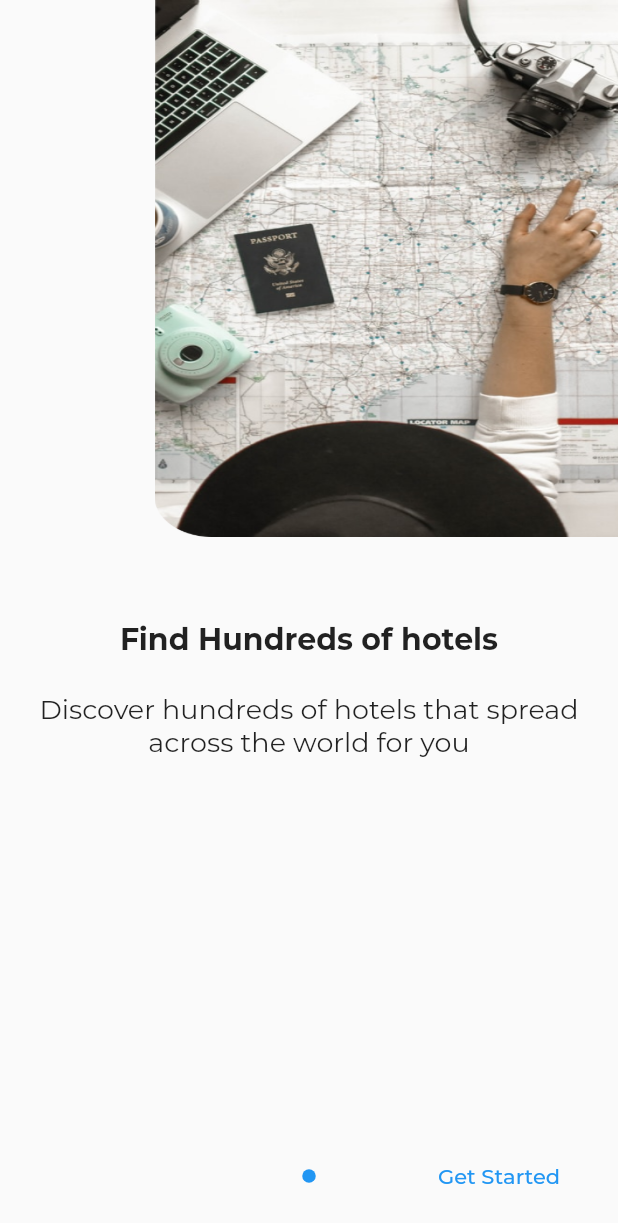
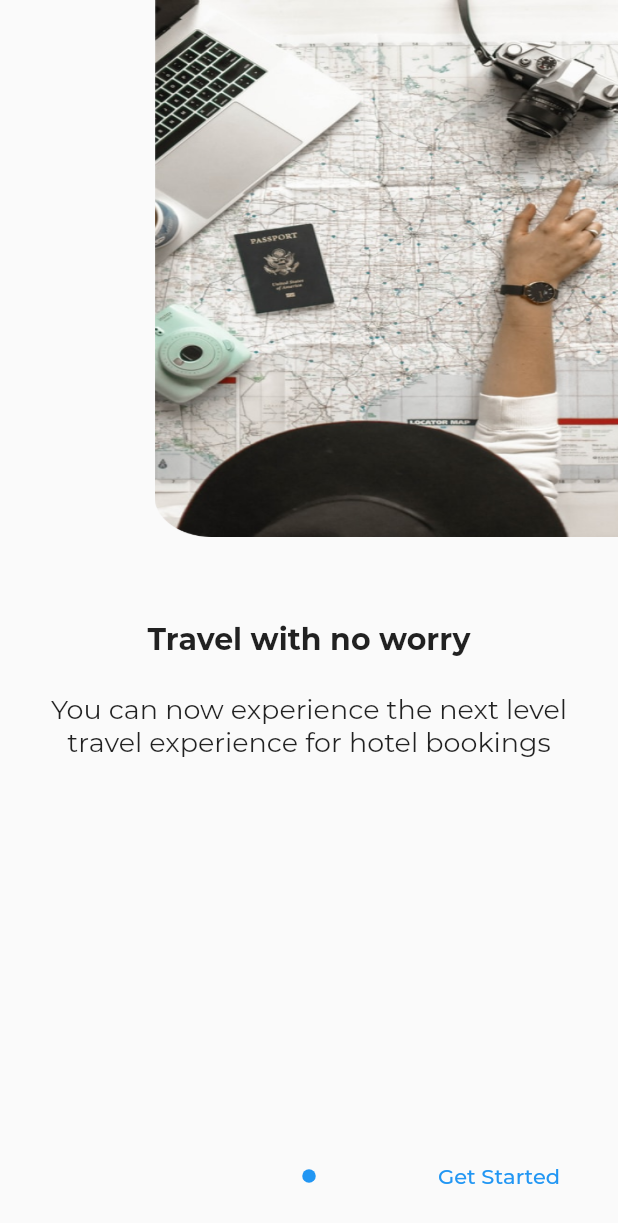
Before and after one commit to onumengine/encostay, a Flutter app: the screen it shows after launch, on a phone screen of 412 x 824 dp. Shown: the top 1223 px of the screen. Run offline on Flutter 3.47's test engine with Material 2 defaults, Android fonts, the phone set to English and light mode, and no system bars; drawn by our look-alikes of introduction_screen; project files that could hold a hidden picture were left out.

Commit message:
enter the first onboarding screen text

```diff
--- a/lib/ui/screens/onboarding_screen.dart
+++ b/lib/ui/screens/onboarding_screen.dart
@@ -17,9 +17,9 @@ class OnboardingScreen extends StatelessWidget {
           showNextButton: false,
           pages: <PageViewModel>[
             PageViewModel(
-              title: 'Find Hundreds of hotels',
+              title: 'Travel with no worry',
               body:
-                  'Discover hundreds of hotels that spread across the world for you',
+                  'You can now experience the next level travel experience for hotel bookings',
               image: Align(
                 alignment: Alignment.topRight,
                 child: Image.asset(
```
